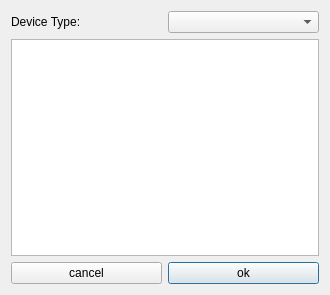
Old version of the form addgpio.ui in the repository AWAH-SIP/AWAH-SIP_Desktop-GUI.
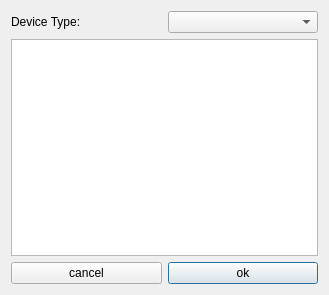
New version of the form.

```diff
--- a/addgpio.ui
+++ b/addgpio.ui
@@ -6,10 +6,22 @@
    <rect>
     <x>0</x>
     <y>0</y>
-    <width>330</width>
+    <width>329</width>
     <height>295</height>
    </rect>
   </property>
+  <property name="minimumSize">
+   <size>
+    <width>329</width>
+    <height>295</height>
+   </size>
+  </property>
+  <property name="maximumSize">
+   <size>
+    <width>600</width>
+    <height>1000</height>
+   </size>
+  </property>
   <property name="windowTitle">
    <string>add GPIO device</string>
   </property>
```
